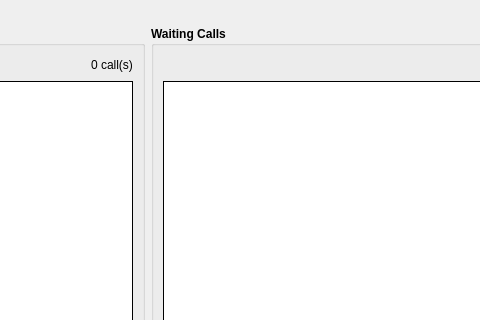
This is xivoclient/src/xlets/switchboard/switchboard.ui in wazo-platform/wazo-client-qt as Qt 5 draws it before an edit; both pictures show x 333 to 813 and y 0 to 320 of the 961 by 632 pixel window. The edited form follows.
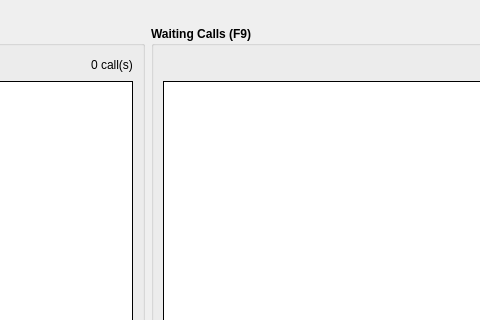
This is the edited form. Custom widgets are drawn as their Qt base class.

Commit message: Can unhold a call with enter when the waiting call list is focused

```diff
--- a/xivoclient/src/xlets/switchboard/switchboard.ui
+++ b/xivoclient/src/xlets/switchboard/switchboard.ui
@@ -96,7 +96,7 @@
          </font>
         </property>
         <property name="title">
-         <string>Waiting Calls</string>
+         <string>Waiting Calls (F9)</string>
         </property>
         <layout class="QVBoxLayout" name="verticalLayout">
          <item>
```
Left out of the diff: 9 changed lines with no effect on the pictures. The commit also changes 2 other files.
